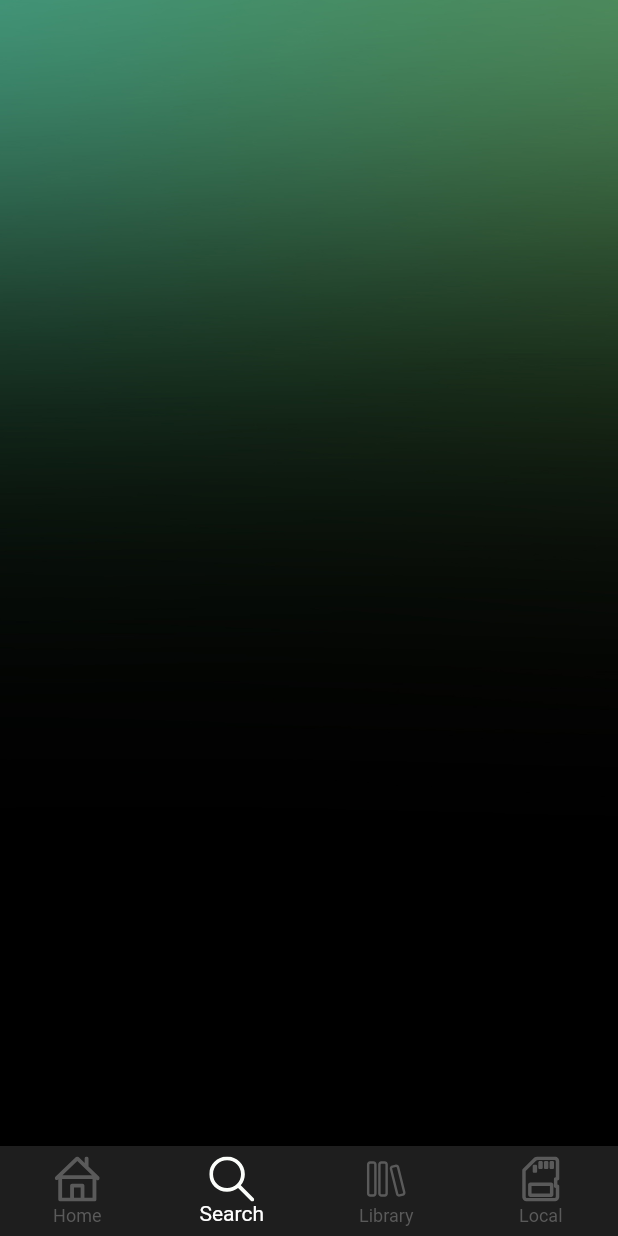
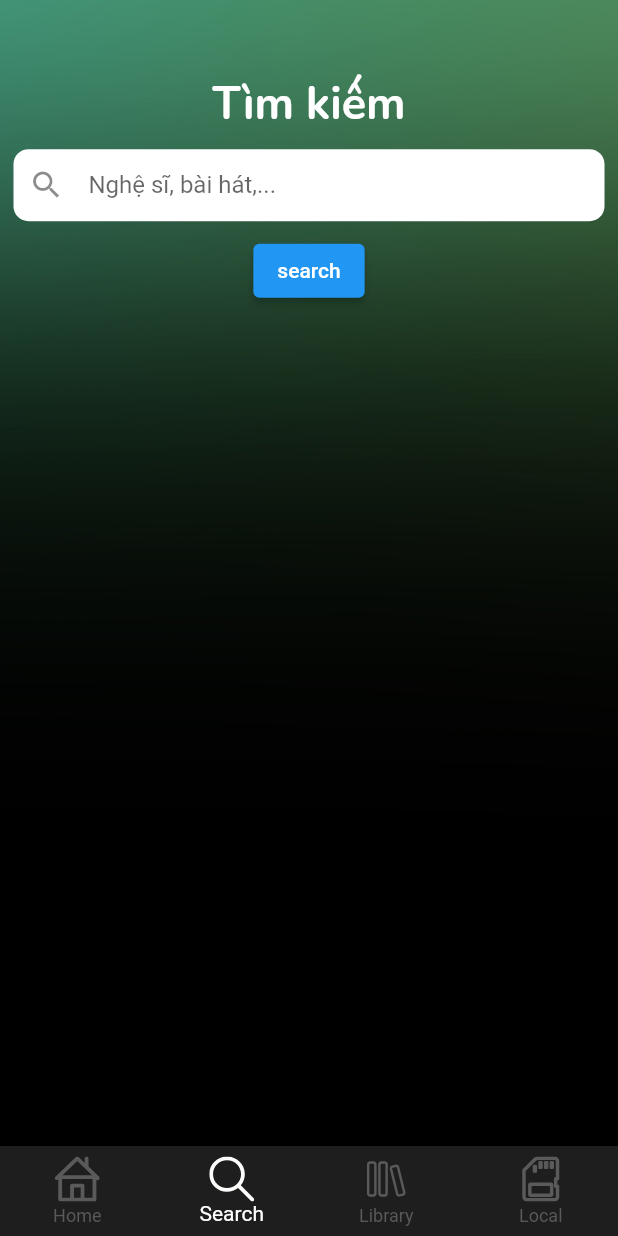
Before and after one commit to locxeu/music_mp3, a Flutter app: the screen it shows after launch, item 2 of the bottom bar chosen, on a phone screen of 412 x 824 dp. Run offline on Flutter 3.47's test engine with Material 2 defaults, Android fonts, the phone set to English and light mode, and no system bars; our stand-ins replace audio_service, dio, flutter_svg, google_fonts, just_audio, just_audio_background and 3 more; missing offline and left inert: audio_session, youtube_explode_dart.

Commit message:
feat(add-search-screen): convert api

```diff
--- a/lib/database/artist_song_db/cold_play.dart
+++ b/lib/database/artist_song_db/cold_play.dart
@@ -4,7 +4,7 @@ import 'package:just_audio/just_audio.dart';
 List<AudioSource> coldPlay = [
   AudioSource.uri(
     Uri.parse(
-        'https://c1-ex-swe.nixcdn.com/Warner_Audio35/Everglow-Coldplay-6426704.mp3?st=jRldjZObGT24LH_koik82A&e=1654247979&t=1654161579598'),
+        'https://c1-ex-swe.nixcdn.com/Warner_Audio35/Everglow-Coldplay-6426704.mp3?st=jRldjZObGT24LH_koik82A&e=1654399265&t=1654161579598'),
     tag: MediaItem(
         album: "Đường về",
         title: "Everglow",
@@ -14,7 +14,7 @@ List<AudioSource> coldPlay = [
   ),
   AudioSource.uri(
     Uri.parse(
-        'https://c1-ex-swe.nixcdn.com/Warner_Audio33/Yellow-Coldplay-6302129.mp3?st=hG2j8ILwnW9LlJsqUd1plQ&e=1654247887&t=1654161488010'),
+        'https://c1-ex-swe.nixcdn.com/Warner_Audio33/Yellow-Coldplay-6302129.mp3?st=hG2j8ILwnW9LlJsqUd1plQ&e=1654399265&t=1654161488010'),
     tag: MediaItem(
         album: "Đường về",
         title: "Yellow",
@@ -24,7 +24,7 @@ List<AudioSource> coldPlay = [
   ),
   AudioSource.uri(
     Uri.parse(
-        'https://c1-ex-swe.nixcdn.com/Warner_Audio36/EveryTeardropIsAWaterfall-Coldplay-6432483.mp3?st=9ZD0q-6y51sCCzyqmSlpaw&e=1654247930&t=1654161531166'),
+        'https://c1-ex-swe.nixcdn.com/Warner_Audio36/EveryTeardropIsAWaterfall-Coldplay-6432483.mp3?st=9ZD0q-6y51sCCzyqmSlpaw&e=1654399265&t=1654161531166'),
     tag: MediaItem(
         album: "Đường về",
         title: "Every Teardrop Is A Waterfall",
--- a/lib/main.dart
+++ b/lib/main.dart
@@ -4,6 +4,7 @@ import 'package:music_mp3_app/ui/splash_screen.dart';
 
 
 Future<void> main()async {
+   WidgetsFlutterBinding.ensureInitialized();
    await JustAudioBackground.init(
     androidNotificationChannelId: 'com.ryanheise.bg_demo.channel.audio',
     androidNotificationChannelName: 'Audio playback',
--- /dev/null
+++ b/lib/repository/searchSongRepo.dart
@@ -0,0 +1,8 @@
+import 'package:music_mp3_app/service/network.dart';
+
+class SearchSongRepo {
+  Future<dynamic> search(String linkApi) async {
+    final result = await networkCall.get(linkApi);
+    return result;
+  }
+}
--- a/lib/ui/home/home_page.dart
+++ b/lib/ui/home/home_page.dart
@@ -1,15 +1,13 @@
 import 'dart:collection';
 
 import 'package:flutter/material.dart';
-import 'package:music_mp3_app/config/theme/app_theme.dart';
+import 'package:music_mp3_app/provider/searchSongState.dart';
 import 'package:music_mp3_app/ui/home/home_screen.dart';
-import 'package:music_mp3_app/ui/home/widget/artist.dart';
-import 'package:music_mp3_app/ui/home/widget/chart.dart';
-import 'package:music_mp3_app/ui/home/widget/relax_playist.dart';
 import 'package:music_mp3_app/ui/library/lib_page.dart';
 import 'package:music_mp3_app/ui/local/local_page.dart';
 import 'package:music_mp3_app/ui/search/search_page.dart';
 import 'package:music_mp3_app/ui/widget/bottom_bar.dart';
+import 'package:provider/provider.dart';
 
 class HomePage extends StatefulWidget {
   const HomePage({Key? key}) : super(key: key);
@@ -20,7 +18,18 @@ class HomePage extends StatefulWidget {
 
 class _HomePageState extends State<HomePage> {
   int index = 0;
-  ListQueue<int> _navigationQueue = ListQueue();
+  final ListQueue<int> _navigationQueue = ListQueue();
+  Future<bool> _willPopScope() async {
+    print('opo');
+    if (_navigationQueue.isEmpty) {
+      return true;
+    }
+    setState(() {
+      index = _navigationQueue.last;
+      _navigationQueue.removeLast();
+    });
+    return false;
+  }
 
   void changeIndexBottomBar(value) {
     _navigationQueue.addLast(index);
@@ -29,12 +38,15 @@ class _HomePageState extends State<HomePage> {
 
   @override
   Widget build(BuildContext context) {
-    return Scaffold(
+    return WillPopScope(
+      onWillPop: _willPopScope,
+      child: Scaffold(
         extendBody: true,
         body: Container(
           decoration: const BoxDecoration(
               image: DecorationImage(
-                image: AssetImage('assets/images/bg.jpg'), fit: BoxFit.cover)),
+                  image: AssetImage('assets/images/bg.jpg'),
+                  fit: BoxFit.cover)),
           child: getBody(index),
         ),
         bottomNavigationBar: InkWell(
@@ -42,21 +54,25 @@ class _HomePageState extends State<HomePage> {
           onTap: changeIndexBottomBar,
           index: index,
         )),
+      ),
     );
   }
 
   Widget? getBody(int index) {
     switch (index) {
       case 0:
-        return HomeScreen();
+        return const HomeScreen();
       // Create this function, it should return your first page as a widget
       case 1:
-        return SearchPage();
+        return ChangeNotifierProvider(
+            create: (context) => SearchSongState(),
+            builder: (context, child) => const SearchPage());
       // Create this function, it should return your second page as a widget
       case 2:
-        return LibraryPage(); // Create this function, it should return your third page as a widget
+        return const LibraryPage(); // Create this function, it should return your third page as a widget
       case 3:
-        return LocalPage(); // Create this function, it should return your fourth page as a widget
+        return const LocalPage(); // Create this function, it should return your fourth page as a widget
+    }
+    return null;
   }
 }
-}
--- a/lib/ui/library/lib_page.dart
+++ b/lib/ui/library/lib_page.dart
@@ -11,7 +11,7 @@ class _LibraryPageState extends State<LibraryPage> {
   @override
   Widget build(BuildContext context) {
     return Container(
-
+      child: const Text('abvccc'),
     );
   }
 }
--- a/lib/ui/search/search_page.dart
+++ b/lib/ui/search/search_page.dart
@@ -1,17 +1,123 @@
+
 import 'package:flutter/material.dart';
+import 'package:music_mp3_app/config/theme/app_theme.dart';
+import 'package:music_mp3_app/extension/extension.dart';
+import 'package:music_mp3_app/provider/searchSongState.dart';
+import 'package:provider/provider.dart';
+import 'package:youtube_explode_dart/youtube_explode_dart.dart';
+// import 'package:youtube_player_flutter/youtube_player_flutter.dart';
 
 class SearchPage extends StatefulWidget {
-  const SearchPage({ Key? key }) : super(key: key);
+  const SearchPage({Key? key}) : super(key: key);
 
   @override
   State<SearchPage> createState() => _SearchPageState();
 }
 
 class _SearchPageState extends State<SearchPage> {
+  final TextEditingController searchText = TextEditingController();
+  late String str;
+
+
+  void handleString() {}
+// late YoutubePlayerController ytController;
+
+  @override
+  void initState() {
+    // ytController= YoutubePlayerController(initialVideoId: '_MhCtjASXZA',
+    // flags: const YoutubePlayerFlags(
+    //   autoPlay: true,
+    //   startAt: 20,
+    //   // hideThumbnail: true,
+    //   // hideControls: true
+    // )
+    // );
+    // TODO: implement initState
+    super.initState();
+  }
+
+  @override
+  void dispose() {
+    // TODO: implement dispose
+    super.dispose();
+    searchText.dispose();
+  }
+Future<void> testaudio() async {
+  var yt = YoutubeExplode();
+  var streamInfo = await yt.videos.streamsClient.getManifest('4JLe7s976k0');
+  StreamInfo streamInfo1 =streamInfo.audioOnly.withHighestBitrate();
+  print(streamInfo);
+  print(streamInfo1.url);
+ var stream =yt.videos.streamsClient.get(streamInfo1);
+  // Close the YoutubeExplode's http client.
+  yt.close();
+}
   @override
   Widget build(BuildContext context) {
-    return Container(
+    return Consumer<SearchSongState>(
+      builder: (_,searchState,__)=>
+      Column(children: [
+        SizedBox(
+          height: context.height * 0.06,
+        ),
+        Text(
+          'Tìm kiếm',
+          style: AppTheme.headLine1,
+        ),
+        Container(
+          margin: const EdgeInsets.all(9),
+          decoration: BoxDecoration(
+              color: AppTheme.backgroundColor,
+              borderRadius: BorderRadius.circular(10)),
+          child: TextFormField(
+            controller: searchText,
+            decoration: InputDecoration(
+              icon: Padding(
+                padding: const EdgeInsets.only(left: 10),
+                child: GestureDetector(
+                    onTap: () {
 
+                      print('searchText ${searchText.text}');
+                      // queryYoutubeApi();
+                    },
+                    child: const Icon(Icons.search)),
+              ),
+              border: InputBorder.none,
+              hintText: 'Nghệ sĩ, bài hát,...',
+            ),
+          ),
+        ),
+        Expanded(
+          child: Column(
+            children: [
+              SingleChildScrollView(
+                child: Column(
+                  children: [
+                    ElevatedButton(
+                        onPressed: () {
+                          // ytController.pause();
+                          // testaudio();
+                          print('searcj');
+                          // queryYoutubeApi();
+                          searchState.queryYoutubeApi(searchText.text);
+                        },
+                        child: const Text('search')),
+                    //           YoutubePlayer(controller: ytController,
+                    //           showVideoProgressIndicator: true,
+                    //           width: 500,
+                    //           progressColors: const ProgressBarColors(backgroundColor: Colors.red),
+                    //           progressIndicatorColor: Colors.amber,
+                    //  bottomActions:  [
+                    //    Text('data',style: AppTheme.headLine1,)
+                    //  ],
+                    //           )
+                  ],
+                ),
+              )
+            ],
+          ),
+        ),
+      ]),
     );
   }
 }
--- a/lib/ui/widget/bottom_bar.dart
+++ b/lib/ui/widget/bottom_bar.dart
@@ -1,4 +1,3 @@
-import 'dart:collection';
 
 import 'package:flutter/material.dart';
 import 'package:flutter_svg/flutter_svg.dart';
@@ -16,7 +15,6 @@ class NavigationBarWidget extends StatefulWidget {
 }
 
 class NavigationBarWidgetState extends State<NavigationBarWidget> {
-ListQueue<int> _navigationQueue = ListQueue();
   @override
   Widget build(BuildContext context) {
 
--- a/pubspec.yaml
+++ b/pubspec.yaml
@@ -45,7 +45,9 @@ dependencies:
   flutter_audio_waveforms: ^1.2.1+5
   # audio_wave: ^0.1.3
   just_audio_background: ^0.0.1-beta.5
-
+  dio: ^4.0.6
+  youtube_explode_dart: ^1.11.0
+  provider: ^6.0.0
 dev_dependencies:
   flutter_test:
     sdk: flutter
```
Also changed, not shown: lib/config/logger.dart (added, +21 -0 lines), lib/database/artist_song_db/chillies.dart (+5 -5 lines), lib/provider/searchSongState.dart (added, +71 -0 lines), lib/service/network.dart (added, +68 -0 lines), pubspec.lock, 1 other file. Lines whose indentation alone changed are shown as unchanged.
